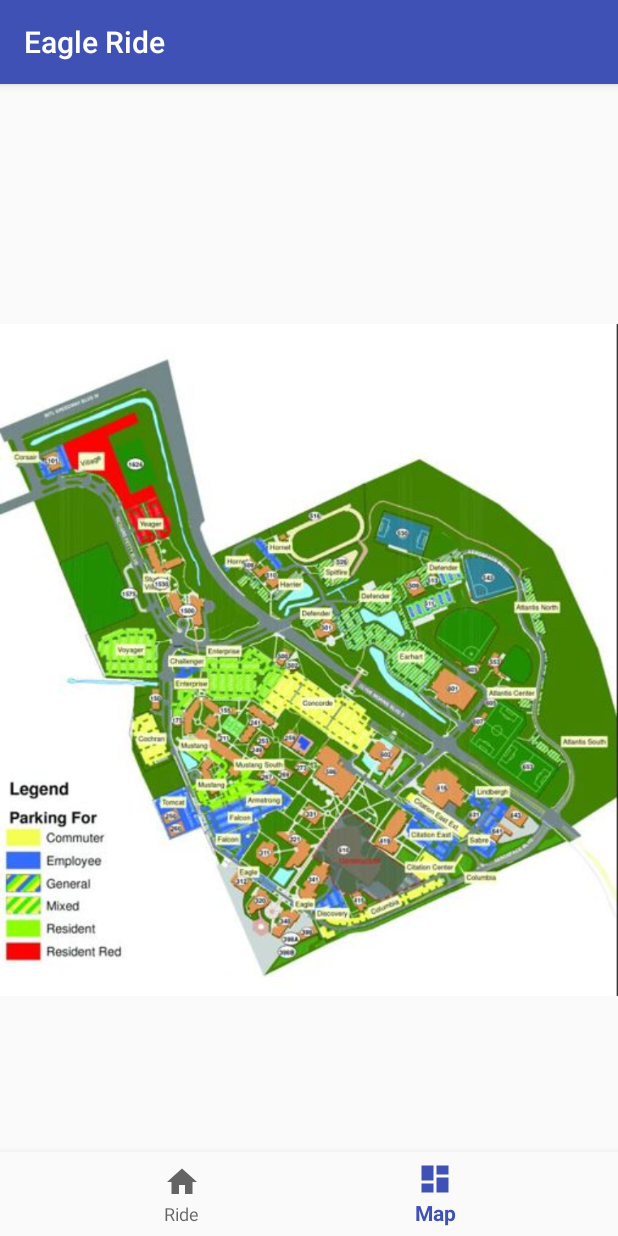
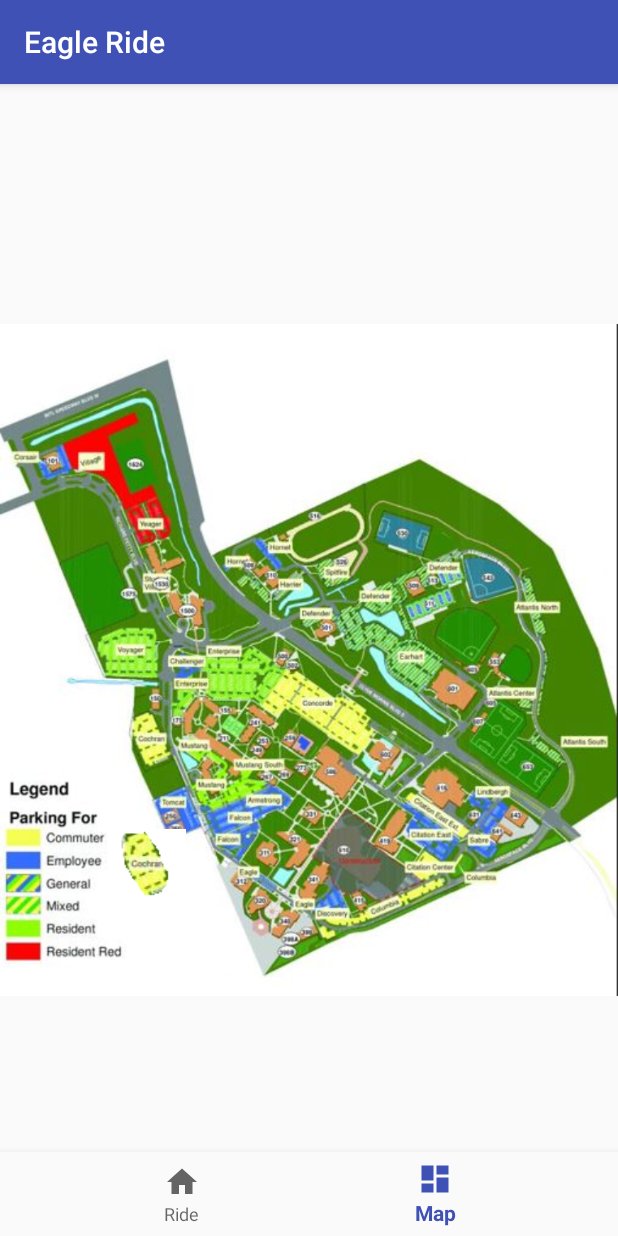
Before and after one commit to ortizcoj/ParkingLot, an Android app: the screen it shows after launch (MainActivity), item 2 of the bottom bar chosen, on a phone screen of 412 x 824 dp. Run offline under Robolectric (Android 15) with nearby library versions, the phone set to English and light mode, and no system bars.

Commit message:
Created the onClick command to add the parking Lot. Still have to get a better picture of the map and to cut better the Cochran.

```diff
--- a/app/src/main/java/com/example/juanc/parkinglotdemo4/MainActivity.java
+++ b/app/src/main/java/com/example/juanc/parkinglotdemo4/MainActivity.java
@@ -8,11 +8,13 @@ import android.view.MenuItem;
 import android.view.View;
 import android.widget.ImageView;
 import android.widget.TextView;
+import android.widget.Toast;
 
 public class MainActivity extends AppCompatActivity {
 
     private TextView mTextMessage;
     private ImageView mImageView;
+    private ImageView citationLot;
 
     private BottomNavigationView.OnNavigationItemSelectedListener mOnNavigationItemSelectedListener
             = new BottomNavigationView.OnNavigationItemSelectedListener() {
@@ -23,11 +25,20 @@ public class MainActivity extends AppCompatActivity {
                 case R.id.navigation_home:
                     mTextMessage.setText(R.string.title_ride);
                     mTextMessage.setTextSize(20);
-                    mImageView.setVisibility(View.INVISIBLE);
+                    mImageView.setVisibility(View.GONE);
+                    citationLot.setVisibility(View.GONE);
                     return true;
                 case R.id.navigation_dashboard:
                     mTextMessage.setVisibility(View.GONE);
                     mImageView.setVisibility(View.VISIBLE);
+                    citationLot.setVisibility(View.VISIBLE);
+                    citationLot.setOnClickListener(new View.OnClickListener() {
+                        @Override
+                        public void onClick(View v) {
+                            Toast.makeText(getBaseContext(), "This is my Toast message!",
+                                    Toast.LENGTH_LONG).show();
+                        }
+                    });
                     return true;
             }
             return false;
@@ -42,6 +53,8 @@ public class MainActivity extends AppCompatActivity {
         mTextMessage = findViewById(R.id.message);
         mImageView = findViewById(R.id.map);
         mImageView.setVisibility(View.INVISIBLE);
+        citationLot = findViewById(R.id.citation);
+        citationLot.setVisibility(View.INVISIBLE);
         BottomNavigationView navigation = findViewById(R.id.navigation);
         navigation.setOnNavigationItemSelectedListener(mOnNavigationItemSelectedListener);
     }
--- a/app/src/main/res/layout/activity_main.xml
+++ b/app/src/main/res/layout/activity_main.xml
@@ -38,5 +38,13 @@
         android:layout_centerHorizontal="true"
         android:src="@drawable/map"/>
 
-
+    <ImageView
+        android:layout_width="wrap_content"
+        android:layout_height="wrap_content"
+        android:id="@+id/citation"
+        android:src="@drawable/citation_lot_map"
+        app:layout_constraintBottom_toBottomOf="@id/navigation"
+        android:paddingVertical="225dp"
+        android:paddingHorizontal="80dp"
+        android:background="@null"/>
 </android.support.constraint.ConstraintLayout>
```
Also changed, not shown: app/src/main/res/drawable/citation_lot_map.png (added).
